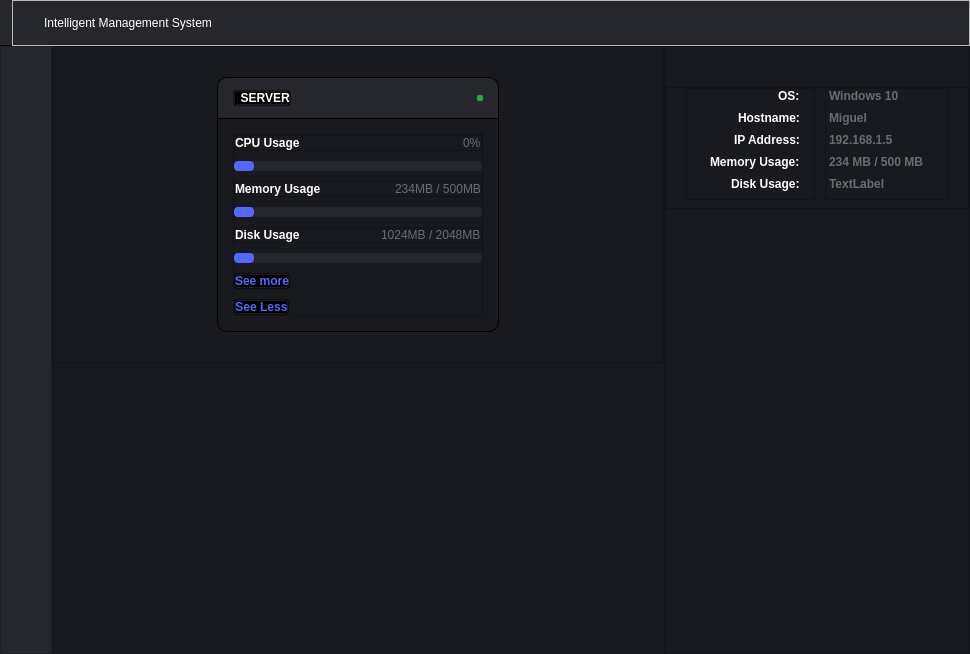
Before: the Qt Designer form main.ui in thebadsektor/intelligent_management_system, drawn with Qt 5.
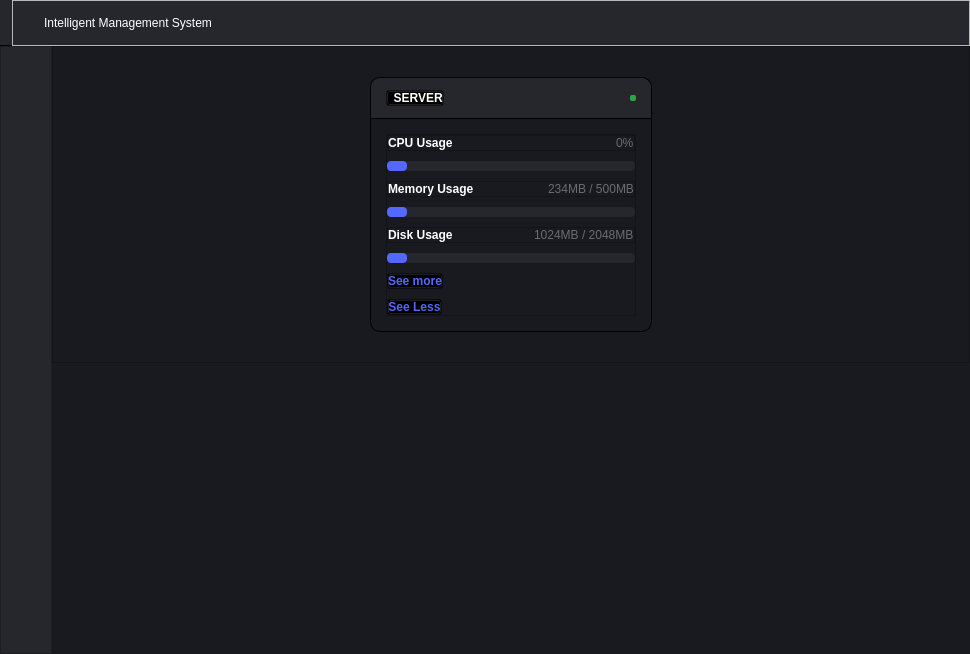
After: the same form once the commit is applied. The open tabs and pages were chosen to show the change. Icons and pictures are not drawn.

Diff of the .ui file:
```diff
--- a/main.ui
+++ b/main.ui
@@ -1293,239 +1293,6 @@
           </layout>
          </widget>
         </item>
-        <item>
-         <widget class="QFrame" name="pcDetails">
-          <property name="styleSheet">
-           <string notr="true">QFrame#pcDetails {
-	border-left: 1px solid black;
-}</string>
-          </property>
-          <property name="frameShape">
-           <enum>QFrame::StyledPanel</enum>
-          </property>
-          <property name="frameShadow">
-           <enum>QFrame::Raised</enum>
-          </property>
-          <layout class="QVBoxLayout" name="verticalLayout_4">
-           <property name="spacing">
-            <number>0</number>
-           </property>
-           <property name="leftMargin">
-            <number>0</number>
-           </property>
-           <property name="topMargin">
-            <number>0</number>
-           </property>
-           <property name="rightMargin">
-            <number>0</number>
-           </property>
-           <property name="bottomMargin">
-            <number>0</number>
-           </property>
-           <item>
-            <spacer name="verticalSpacer_8">
-             <property name="orientation">
-              <enum>Qt::Vertical</enum>
-             </property>
-             <property name="sizeType">
-              <enum>QSizePolicy::Fixed</enum>
-             </property>
-             <property name="sizeHint" stdset="0">
-              <size>
-               <width>20</width>
-               <height>40</height>
-              </size>
-             </property>
-            </spacer>
-           </item>
-           <item>
-            <widget class="QFrame" name="frame_5">
-             <property name="styleSheet">
-              <string notr="true">	font-family: &quot;Segoe UI&quot;, sans-serif;
-	font-size: 12px;
-	font-weight: 500;
-</string>
-             </property>
-             <property name="frameShape">
-              <enum>QFrame::StyledPanel</enum>
-             </property>
-             <property name="frameShadow">
-              <enum>QFrame::Raised</enum>
-             </property>
-             <layout class="QHBoxLayout" name="horizontalLayout_10">
-              <property name="spacing">
-               <number>0</number>
-              </property>
-              <property name="leftMargin">
-               <number>0</number>
-              </property>
-              <property name="topMargin">
-               <number>0</number>
-              </property>
-              <property name="rightMargin">
-               <number>0</number>
-              </property>
-              <property name="bottomMargin">
-               <number>0</number>
-              </property>
-              <item alignment="Qt::AlignRight">
-               <widget class="QFrame" name="col1">
-                <property name="styleSheet">
-                 <string notr="true">color: white;
-margin-right: 10px;
-margin-bottom: 8px;
-margin-left: 20px;</string>
-                </property>
-                <property name="frameShape">
-                 <enum>QFrame::StyledPanel</enum>
-                </property>
-                <property name="frameShadow">
-                 <enum>QFrame::Raised</enum>
-                </property>
-                <layout class="QVBoxLayout" name="verticalLayout_8">
-                 <property name="spacing">
-                  <number>0</number>
-                 </property>
-                 <property name="leftMargin">
-                  <number>0</number>
-                 </property>
-                 <property name="topMargin">
-                  <number>0</number>
-                 </property>
-                 <property name="rightMargin">
-                  <number>0</number>
-                 </property>
-                 <property name="bottomMargin">
-                  <number>0</number>
-                 </property>
-                 <item alignment="Qt::AlignRight">
-                  <widget class="QLabel" name="label_4">
-                   <property name="text">
-                    <string>OS:</string>
-                   </property>
-                  </widget>
-                 </item>
-                 <item alignment="Qt::AlignRight">
-                  <widget class="QLabel" name="label_2">
-                   <property name="text">
-                    <string>Hostname:</string>
-                   </property>
-                  </widget>
-                 </item>
-                 <item alignment="Qt::AlignRight">
-                  <widget class="QLabel" name="label_3">
-                   <property name="text">
-                    <string>IP Address:</string>
-                   </property>
-                  </widget>
-                 </item>
-                 <item alignment="Qt::AlignRight">
-                  <widget class="QLabel" name="label_5">
-                   <property name="text">
-                    <string>Memory Usage:</string>
-                   </property>
-                  </widget>
-                 </item>
-                 <item alignment="Qt::AlignRight">
-                  <widget class="QLabel" name="label_6">
-                   <property name="text">
-                    <string>Disk Usage:</string>
-                   </property>
-                  </widget>
-                 </item>
-                </layout>
-               </widget>
-              </item>
-              <item alignment="Qt::AlignLeft">
-               <widget class="QFrame" name="col2">
-                <property name="styleSheet">
-                 <string notr="true">color: #6a6b70;
-margin-right: 10px;
-margin-bottom: 8px;
-margin-right: 20px;</string>
-                </property>
-                <property name="frameShape">
-                 <enum>QFrame::StyledPanel</enum>
-                </property>
-                <property name="frameShadow">
-                 <enum>QFrame::Raised</enum>
-                </property>
-                <layout class="QVBoxLayout" name="verticalLayout_7">
-                 <property name="spacing">
-                  <number>0</number>
-                 </property>
-                 <property name="leftMargin">
-                  <number>0</number>
-                 </property>
-                 <property name="topMargin">
-                  <number>0</number>
-                 </property>
-                 <property name="rightMargin">
-                  <number>0</number>
-                 </property>
-                 <property name="bottomMargin">
-                  <number>0</number>
-                 </property>
-                 <item alignment="Qt::AlignLeft">
-                  <widget class="QLabel" name="txtOS">
-                   <property name="styleSheet">
-                    <string notr="true"/>
-                   </property>
-                   <property name="text">
-                    <string>Windows 10</string>
-                   </property>
-                  </widget>
-                 </item>
-                 <item alignment="Qt::AlignLeft">
-                  <widget class="QLabel" name="txtHostname">
-                   <property name="text">
-                    <string>Miguel</string>
-                   </property>
-                  </widget>
-                 </item>
-                 <item alignment="Qt::AlignLeft">
-                  <widget class="QLabel" name="txtIpAddress">
-                   <property name="text">
-                    <string>192.168.1.5</string>
-                   </property>
-                  </widget>
-                 </item>
-                 <item alignment="Qt::AlignLeft">
-                  <widget class="QLabel" name="txtMemoryUsage">
-                   <property name="text">
-                    <string>234 MB / 500 MB</string>
-                   </property>
-                  </widget>
-                 </item>
-                 <item alignment="Qt::AlignLeft">
-                  <widget class="QLabel" name="txtDiskUsage">
-                   <property name="text">
-                    <string>TextLabel</string>
-                   </property>
-                  </widget>
-                 </item>
-                </layout>
-               </widget>
-              </item>
-             </layout>
-            </widget>
-           </item>
-           <item>
-            <spacer name="verticalSpacer_7">
-             <property name="orientation">
-              <enum>Qt::Vertical</enum>
-             </property>
-             <property name="sizeHint" stdset="0">
-              <size>
-               <width>20</width>
-               <height>40</height>
-              </size>
-             </property>
-            </spacer>
-           </item>
-          </layout>
-         </widget>
-        </item>
        </layout>
       </widget>
      </widget>
```
